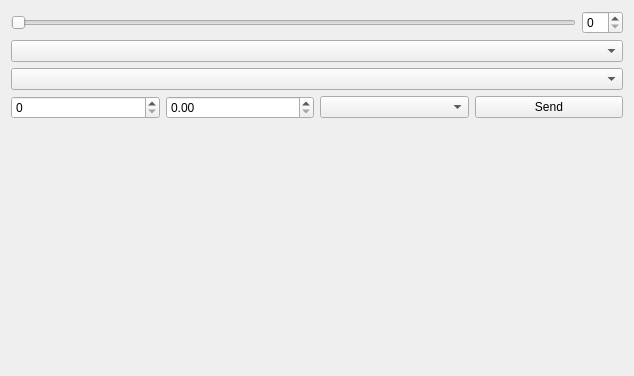
This is SettingWidgets/midicommandselectsettingwidget.ui in oVooVo/FancyMidi as Qt 5 draws it before an edit. The edited form follows.
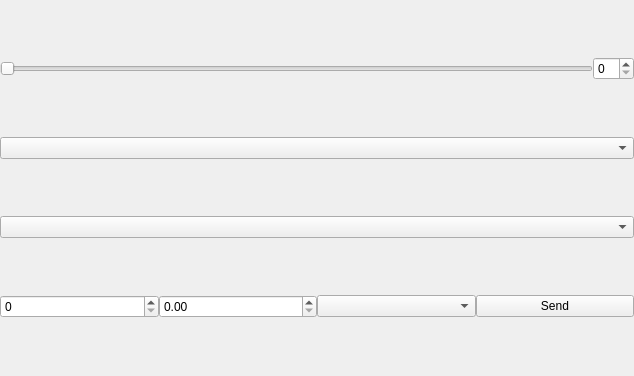
This is the edited form.

What changed in the file:
```diff
--- a/SettingWidgets/midicommandselectsettingwidget.ui
+++ b/SettingWidgets/midicommandselectsettingwidget.ui
@@ -14,6 +14,12 @@
    <string>Form</string>
   </property>
   <layout class="QVBoxLayout" name="verticalLayout">
+   <property name="spacing">
+    <number>0</number>
+   </property>
+   <property name="margin">
+    <number>0</number>
+   </property>
    <item>
     <layout class="QHBoxLayout" name="horizontalLayout_2">
      <item>
@@ -54,19 +60,6 @@
      </item>
     </layout>
    </item>
-   <item>
-    <spacer name="verticalSpacer">
-     <property name="orientation">
-      <enum>Qt::Vertical</enum>
-     </property>
-     <property name="sizeHint" stdset="0">
-      <size>
-       <width>20</width>
-       <height>40</height>
-      </size>
-     </property>
-    </spacer>
-   </item>
   </layout>
  </widget>
  <resources/>
```
